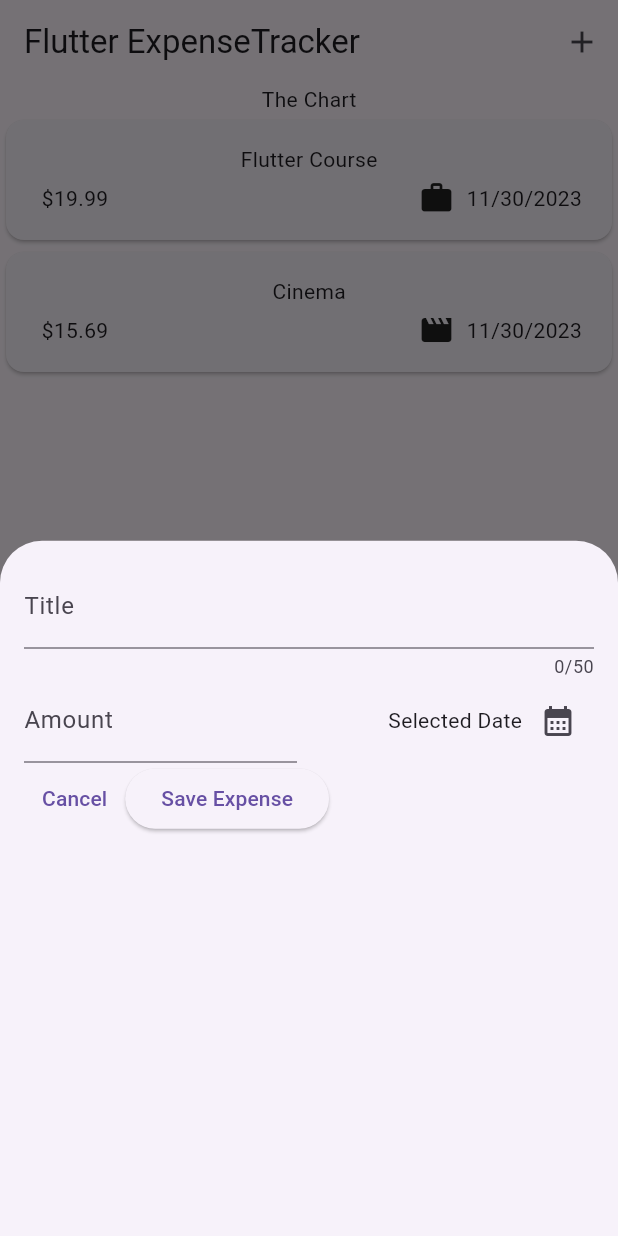
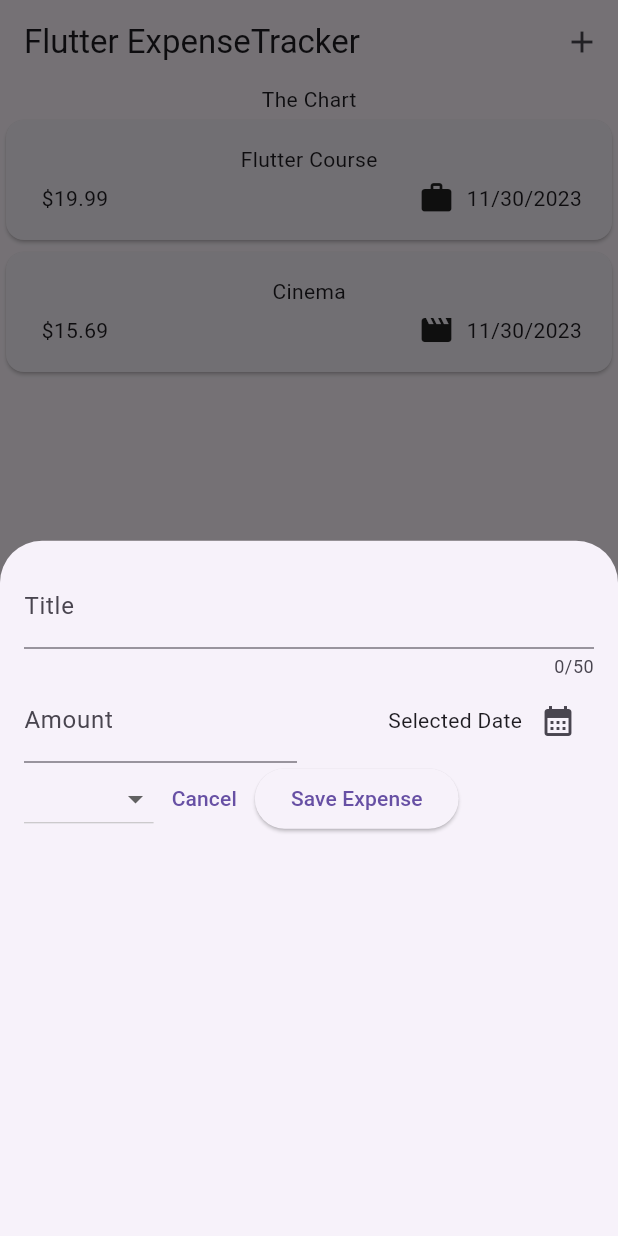
Before and after one commit to its-asimiqbal/expense-app, a Flutter app: the screen it shows after launch, after a tap on the "add" icon, on a phone screen of 412 x 824 dp. Run offline on Flutter 3.47's test engine with Material 2 defaults, Android fonts, the phone set to English and light mode, and no system bars.

Commit message:
files updated

```diff
--- a/lib/widgets/new_expense.dart
+++ b/lib/widgets/new_expense.dart
@@ -92,7 +92,18 @@ class _NewExpenseState extends State<NewExpense> {
           ),
           Row(
             children: [
-
+              DropdownButton(
+                  items: Category.values
+                      .map(
+                        (category) => DropdownMenuItem(
+                          value: category,
+                          child: Text(
+                            category.name.toUpperCase(),
+                          ),
+                        ),
+                      )
+                      .toList(),
+                  onChanged: (value) {}),
               TextButton(
                 onPressed: () {
                   Navigator.pop(context);
```
